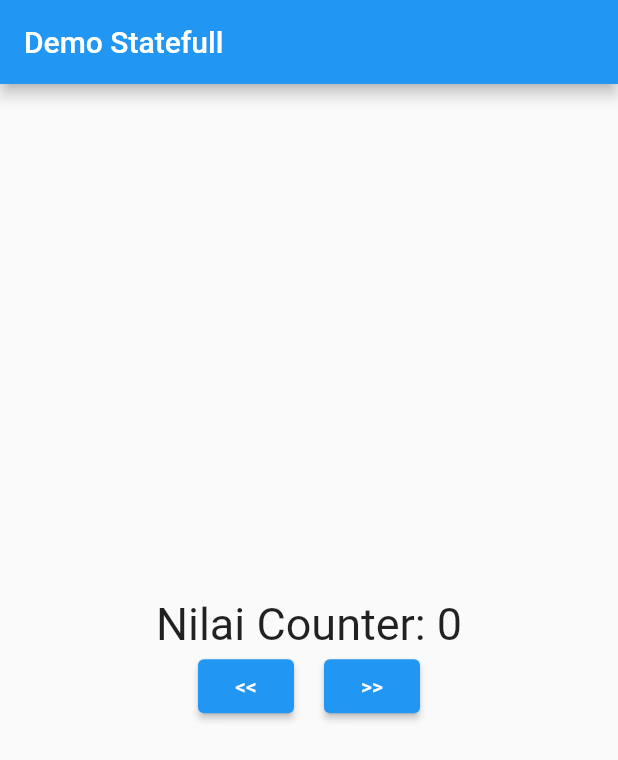
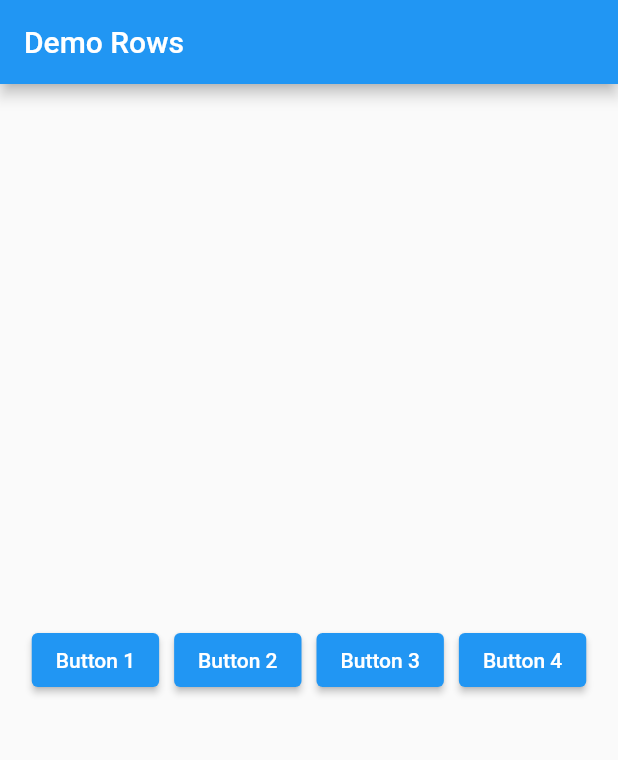
Before and after one commit to hanura13/FlutterProject, a Flutter app: the screen it shows after launch, on a phone screen of 412 x 824 dp. Shown: the top 760 px of the screen. Run offline on Flutter 3.47's test engine with Material 2 defaults, Android fonts, the phone set to English and light mode, and no system bars; project files that could hold a hidden picture were left out.

Commit message:
Row Layout

```diff
--- a/lib/main.dart
+++ b/lib/main.dart
@@ -1,4 +1,3 @@
-import 'package:flutter/foundation.dart';
 import 'package:flutter/material.dart';
 
 void main() {
@@ -21,64 +20,44 @@ class MyApp extends StatelessWidget {
   }
 }
 
-class Home extends StatefulWidget {
+class Home extends StatelessWidget {
   const Home({super.key});
-
-  @override
-  State<Home> createState() => _HomeState();
-}
-
-class _HomeState extends State<Home> {
-  int counter = 0;
-
-  void incrementCounter() {
-    setState(() {
-      counter++;
-    });
-  }
-
-  void decrementCounter() {
-    setState(() {
-      if (counter > 0) {
-        counter--;
-      }
-    });
-  }
 
   @override
   Widget build(BuildContext context) {
     return Scaffold(
       appBar: AppBar(
-        title: const Text('Demo Statefull'),
+        title: const Text('Demo Rows'),
       ),
       body: Center(
-        child: Column(
+        child: Row(
           mainAxisAlignment: MainAxisAlignment.center,
           children: <Widget>[
-            Text(
-              'Nilai Counter: $counter',
-              style: TextStyle(fontSize: 30.0),
+            ElevatedButton(
+              onPressed: () {},
+              child: const Text('Button 1'),
             ),
-            Row(
-              mainAxisAlignment: MainAxisAlignment.center,
-              children: <Widget>[
-                ElevatedButton(
-                  onPressed: () {
-                    decrementCounter();
-                  },
-                  child: const Text('<<'),
-                ),
-                Container(
-                  width: 20.0,
-                ),
-                ElevatedButton(
-                  onPressed: () {
-                    incrementCounter();
-                  },
-                  child: const Text('>>'),
-                ),
-              ],
-            )
+            Container(
+              width: 10.0,
+            ),
+            ElevatedButton(
+              onPressed: () {},
+              child: const Text('Button 2'),
+            ),
+            Container(
+              width: 10.0,
+            ),
+            ElevatedButton(
+              onPressed: () {},
+              child: const Text('Button 3'),
+            ),
+            Container(
+              width: 10.0,
+            ),
+            ElevatedButton(
+              onPressed: () {},
+              child: const Text('Button 4'),
+            ),
           ],
         ),
       ),
```
